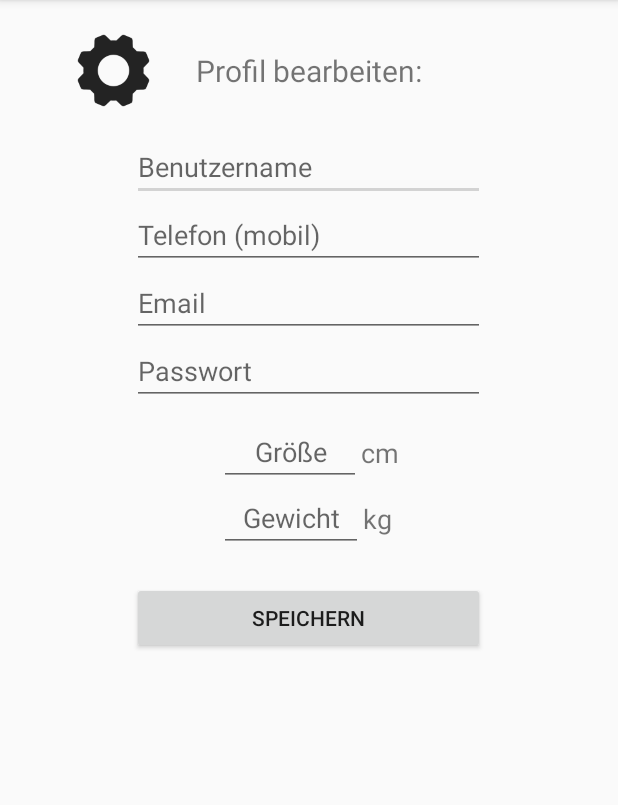
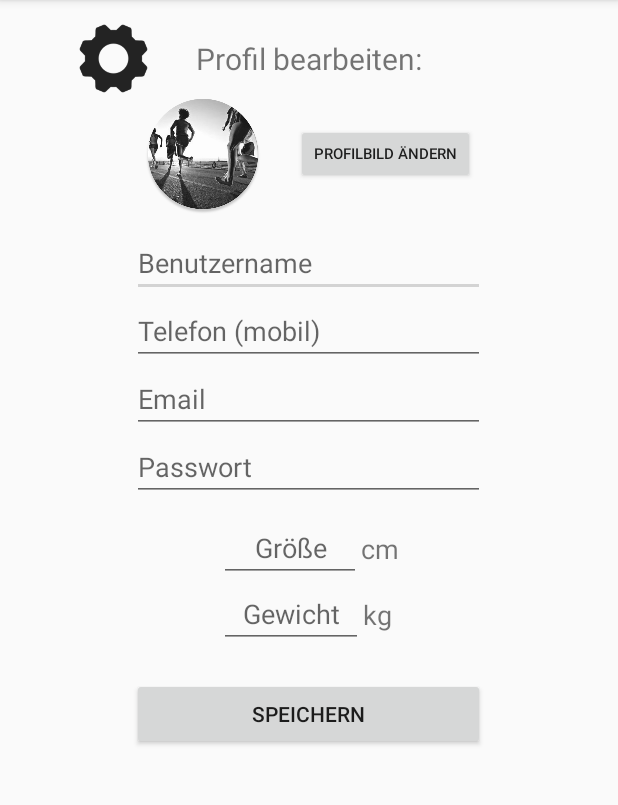
Before and after one commit to VanessaHahn/RMUp, an Android app: the Einstellungen screen opened directly, with no data from a screen before it, on a phone screen of 412 x 824 dp, the part 84-889 px from its top. Run offline under Robolectric (Android 15) with nearby library versions, the light colour scheme and no system bars; our stand-ins replace CircleImageView.

Commit message:
menü erweitert

```diff
--- a/app/src/main/java/mi/ur/de/android/runnersmeetup/Einstellungen.java
+++ b/app/src/main/java/mi/ur/de/android/runnersmeetup/Einstellungen.java
@@ -1,13 +1,72 @@
 package mi.ur.de.android.runnersmeetup;
 
+import android.content.Intent;
+import android.graphics.Bitmap;
+import android.net.Uri;
+import android.provider.MediaStore;
 import android.support.v7.app.AppCompatActivity;
 import android.os.Bundle;
+import android.util.Base64;
+import android.util.Log;
+import android.view.View;
+import android.widget.Button;
+
+import java.io.ByteArrayOutputStream;
+import java.io.IOException;
+
+import de.hdodenhof.circleimageview.CircleImageView;
 
 public class Einstellungen extends AppCompatActivity {
+
+    private Bitmap bitmap;
+
+    private Uri filePath;
+    private int PICK_IMAGE_REQUEST = 1;
+    private CircleImageView profilbild;
+    private Button profilbildÄndern;
+
+    String picture;
 
     @Override
     protected void onCreate(Bundle savedInstanceState) {
         super.onCreate(savedInstanceState);
         setContentView(R.layout.activity_einstellungen);
+
+        profilbild = (CircleImageView) findViewById(R.id.einstellungen_profilbild);
+        profilbildÄndern = (Button) findViewById(R.id.einstellungen_profilbild_ändern);
+        profilbildÄndern.setOnClickListener(new View.OnClickListener(){
+            @Override
+            public void onClick(View v) {
+                showFileChooser();
+            }
+        });
+    }
+
+    private void showFileChooser() {
+        Intent intent = new Intent();
+        intent.setType("image/*");
+        intent.setAction(Intent.ACTION_GET_CONTENT);
+        startActivityForResult(Intent.createChooser(intent, "Select Picture"), PICK_IMAGE_REQUEST);
+    }
+
+    @Override
+    protected void onActivityResult(int requestCode, int resultCode, Intent data) {
+        super.onActivityResult(requestCode, resultCode, data);
+
+        if (requestCode == PICK_IMAGE_REQUEST && resultCode == RESULT_OK && data != null && data.getData() != null) {
+
+            filePath = data.getData();
+            try {
+                bitmap = MediaStore.Images.Media.getBitmap(getContentResolver(), filePath);
+                profilbild.setImageBitmap(bitmap);
+                ByteArrayOutputStream baos = new ByteArrayOutputStream();
+                bitmap.compress(Bitmap.CompressFormat.JPEG, 40, baos);
+                byte[] b = baos.toByteArray();
+                picture = Base64.encodeToString(b, Base64.DEFAULT);
+                Log.d("picture in string", ""+picture);
+            } catch (IOException e) {
+                e.printStackTrace();
+            }
+        }
     }
 }
--- a/app/src/main/java/mi/ur/de/android/runnersmeetup/RegisterActivity.java
+++ b/app/src/main/java/mi/ur/de/android/runnersmeetup/RegisterActivity.java
@@ -89,7 +89,7 @@ public class RegisterActivity extends AppCompatActivity {
                 bitmap = MediaStore.Images.Media.getBitmap(getContentResolver(), filePath);
                 view.setImageBitmap(bitmap);
                 ByteArrayOutputStream baos = new ByteArrayOutputStream();
-                bitmap.compress(Bitmap.CompressFormat.JPEG, 0, baos);
+                bitmap.compress(Bitmap.CompressFormat.JPEG, 40, baos);
                 byte[] b = baos.toByteArray();
                 picture = Base64.encodeToString(b, Base64.DEFAULT);
                 Log.d("picture in string", ""+picture);
--- a/app/src/main/res/layout/activity_einstellungen.xml
+++ b/app/src/main/res/layout/activity_einstellungen.xml
@@ -10,7 +10,7 @@
 
     <RelativeLayout
         android:layout_width="310dp"
-        android:layout_height="63dp"
+        android:layout_height="47dp"
         android:layout_gravity="center_horizontal"
         android:layout_marginTop="15dp">
 
@@ -36,6 +36,27 @@
             android:text="Profil bearbeiten:"
             android:textSize="20dp" />
 
+    </RelativeLayout>
+
+    <RelativeLayout
+        android:layout_width="221dp"
+        android:layout_height="wrap_content"
+        android:layout_gravity="center_horizontal">
+
+        <de.hdodenhof.circleimageview.CircleImageView
+            android:layout_width="80dp"
+            android:layout_height="80dp"
+            android:background="@drawable/runnersmeetup"
+            android:id="@+id/einstellungen_profilbild" />
+
+        <Button
+            android:id="@+id/einstellungen_profilbild_ändern"
+            android:layout_width="wrap_content"
+            android:layout_height="40dp"
+            android:text="Profilbild ändern"
+            android:textSize="10dp"
+            android:layout_centerVertical="true"
+            android:layout_alignParentEnd="true" />
     </RelativeLayout>
 
     <EditText
```
Also changed, not shown: app/src/main/java/mi/ur/de/android/runnersmeetup/NavigationDrawer.java (+10 -5 lines), app/src/main/res/menu/activity_navigation_drawer_drawer.xml (+17 -9 lines), app/src/main/res/drawable/icons_abmelden.png (added), app/src/main/res/drawable/icons_einstellungen.png (added), app/src/main/res/drawable/icons_ereignis_angenommen.png (added), app/src/main/res/drawable/icons_ereignis_vielleicht_angenommen.png (added).
